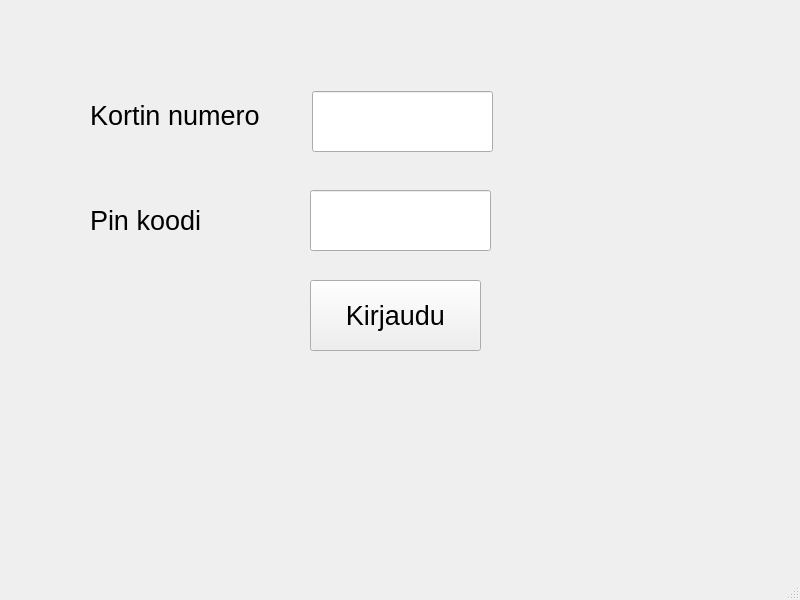
First picture: the form in frontend/mainwindow.ui, repository 22kmo-project/group_11, before the edit.
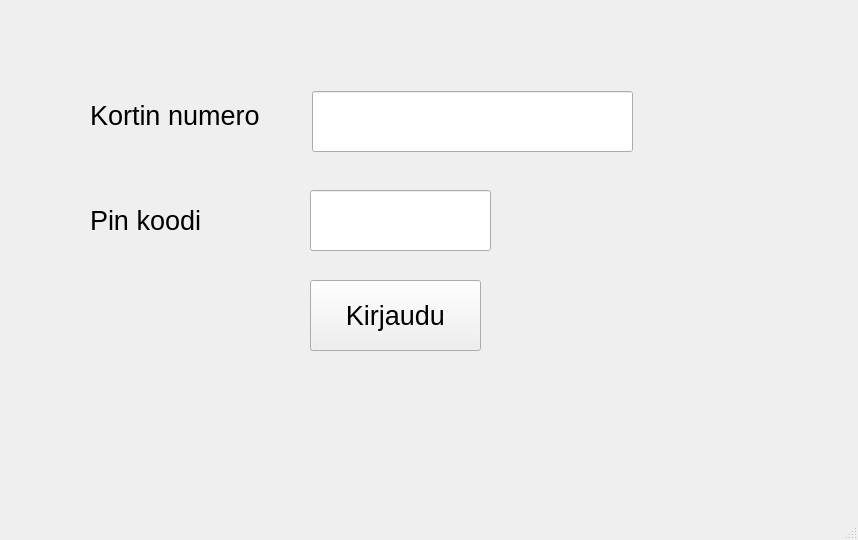
Second picture: the form after the edit.

Patch:
```diff
--- a/frontend/mainwindow.ui
+++ b/frontend/mainwindow.ui
@@ -6,8 +6,8 @@
    <rect>
     <x>0</x>
     <y>0</y>
-    <width>800</width>
-    <height>600</height>
+    <width>858</width>
+    <height>540</height>
    </rect>
   </property>
   <property name="windowTitle">
@@ -88,7 +88,7 @@
      <rect>
       <x>312</x>
       <y>91</y>
-      <width>181</width>
+      <width>321</width>
       <height>61</height>
      </rect>
     </property>
```
Left out of the diff: 2 changed lines with no effect on the pictures.
